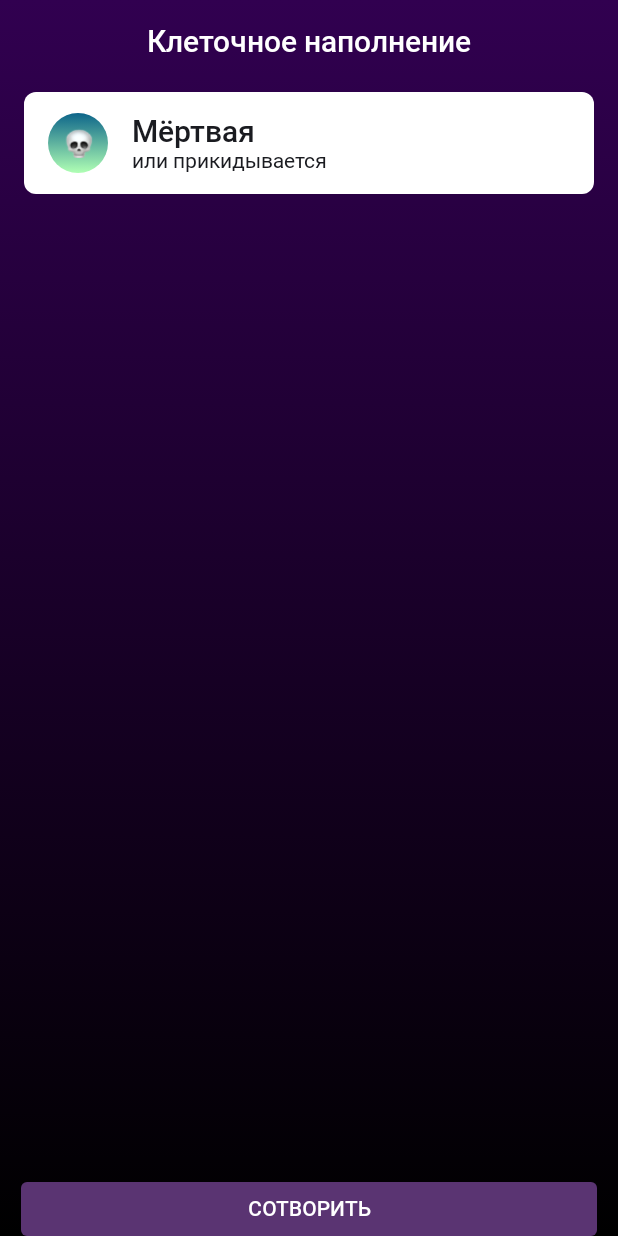
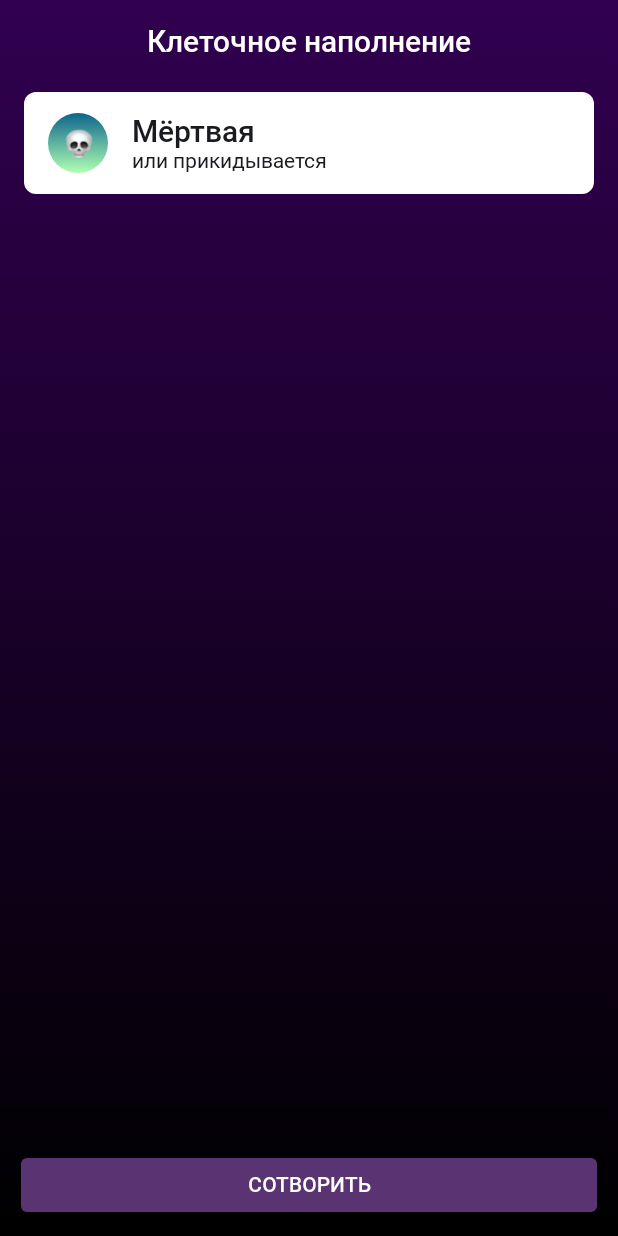
Before and after one commit to MamykinVsevolod/cellular-filling, an Android app built with Jetpack Compose: the screen it shows after launch (MainActivity), after a tap on "СОТВОРИТЬ", on a phone screen of 412 x 824 dp. Run offline under Robolectric (Android 15) with nearby library versions, the phone set to English and light mode, and no system bars.

Commit message:
Final correcting

```diff
--- a/app/src/main/java/com/example/cellular_filling/ui/MainScreen.kt
+++ b/app/src/main/java/com/example/cellular_filling/ui/MainScreen.kt
@@ -31,7 +31,7 @@ fun MainScreen(viewModel: MainViewModel) {
         Column(
             modifier = Modifier
                 .fillMaxSize()
-                .padding(bottom = 56.dp),
+                .padding(bottom = 72.dp),
             horizontalAlignment = Alignment.CenterHorizontally
         ) {
             MyTitle()
--- a/app/src/main/java/com/example/cellular_filling/ui/components/Button.kt
+++ b/app/src/main/java/com/example/cellular_filling/ui/components/Button.kt
@@ -35,8 +35,8 @@
             ),
             modifier = Modifier
                 .fillMaxWidth()
+                .padding(start = 14.dp, end = 14.dp, bottom = 16.dp)
                 .height(36.dp)
-                .padding(start = 14.dp, end = 14.dp)
                 .clip(
                     RoundedCornerShape(4.dp)
                 )
```
